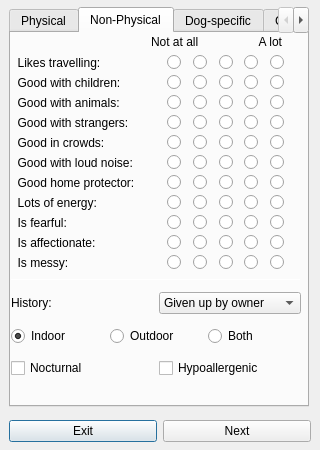
Above: deliverable2-code/addanimal.ui from ashleefoureyes/quackjaws before the change. Below: the same form after it.
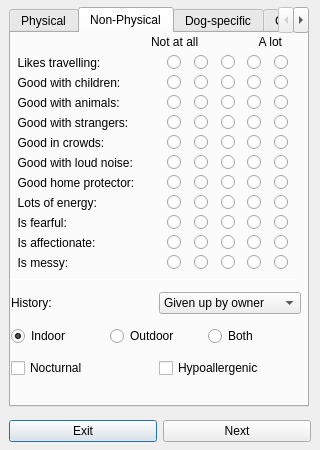
That is the form after the change. The open tabs and pages were chosen to show the change. Icons and pictures are not drawn.

Commit message: Improved stylesheets. Fixed ui to look good in VM

```diff
--- a/deliverable2-code/addanimal.ui
+++ b/deliverable2-code/addanimal.ui
@@ -424,7 +424,7 @@
          <rect>
           <x>0</x>
           <y>0</y>
-          <width>279</width>
+          <width>284</width>
           <height>19</height>
          </rect>
         </property>
@@ -512,7 +512,7 @@
          <rect>
           <x>0</x>
           <y>200</y>
-          <width>279</width>
+          <width>284</width>
           <height>19</height>
          </rect>
         </property>
@@ -600,7 +600,7 @@
          <rect>
           <x>0</x>
           <y>40</y>
-          <width>279</width>
+          <width>284</width>
           <height>19</height>
          </rect>
         </property>
@@ -688,7 +688,7 @@
          <rect>
           <x>0</x>
           <y>100</y>
-          <width>279</width>
+          <width>284</width>
           <height>19</height>
          </rect>
         </property>
@@ -776,7 +776,7 @@
          <rect>
           <x>0</x>
           <y>20</y>
-          <width>279</width>
+          <width>284</width>
           <height>19</height>
          </rect>
         </property>
@@ -864,7 +864,7 @@
          <rect>
           <x>0</x>
           <y>180</y>
-          <width>279</width>
+          <width>284</width>
           <height>19</height>
          </rect>
         </property>
@@ -952,7 +952,7 @@
          <rect>
           <x>0</x>
           <y>140</y>
-          <width>279</width>
+          <width>284</width>
           <height>19</height>
          </rect>
         </property>
@@ -1040,7 +1040,7 @@
          <rect>
           <x>0</x>
           <y>80</y>
-          <width>279</width>
+          <width>284</width>
           <height>19</height>
          </rect>
         </property>
@@ -1128,7 +1128,7 @@
          <rect>
           <x>0</x>
           <y>60</y>
-          <width>279</width>
+          <width>284</width>
           <height>19</height>
          </rect>
         </property>
@@ -1216,7 +1216,7 @@
          <rect>
           <x>0</x>
           <y>120</y>
-          <width>279</width>
+          <width>284</width>
           <height>19</height>
          </rect>
         </property>
@@ -1304,7 +1304,7 @@
          <rect>
           <x>0</x>
           <y>160</y>
-          <width>279</width>
+          <width>284</width>
           <height>19</height>
          </rect>
         </property>
```
Left out of the diff: 134 changed lines with no effect on the pictures. The commit also changes 5 other files.
